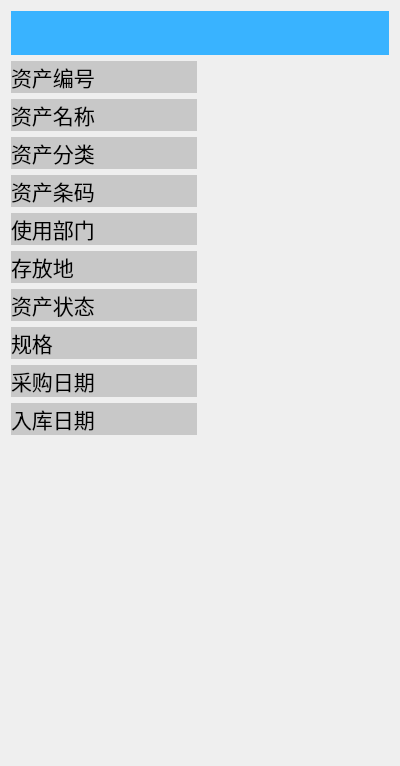
wps139hf/app, file pages/AssetInfo.ui: the form before one commit.
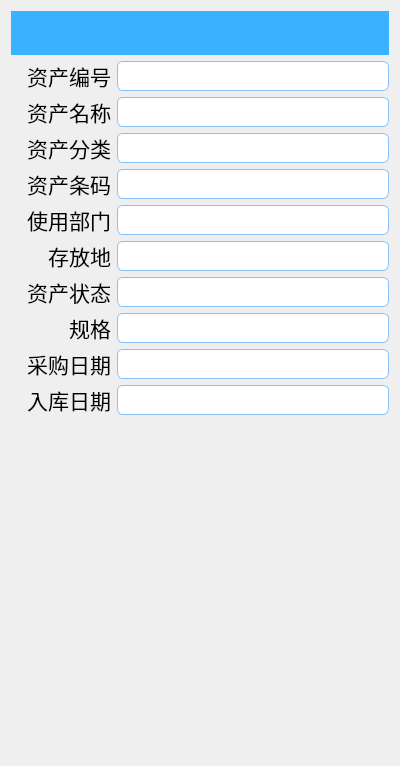
The form after the commit. Custom widgets are drawn as their Qt base class.

```diff
--- a/pages/AssetInfo.ui
+++ b/pages/AssetInfo.ui
@@ -37,6 +37,18 @@
     <layout class="QGridLayout" name="gridLayout">
      <item row="0" column="0">
       <widget class="QLabel" name="label">
+       <property name="minimumSize">
+        <size>
+         <width>0</width>
+         <height>30</height>
+        </size>
+       </property>
+       <property name="maximumSize">
+        <size>
+         <width>100</width>
+         <height>16777215</height>
+        </size>
+       </property>
        <property name="font">
         <font>
          <family>宋体</family>
@@ -45,14 +57,15 @@
        </property>
        <property name="styleSheet">
         <string notr="true">QLabel{
-	border-color: rgb(99, 99, 99);
-	border-width：2px solid;
-	background-color: rgb(200,200,200);
+	background-color: transparent
 }</string>
        </property>
        <property name="text">
         <string>资产编号</string>
        </property>
+       <property name="alignment">
+        <set>Qt::AlignRight|Qt::AlignTrailing|Qt::AlignVCenter</set>
+       </property>
       </widget>
      </item>
      <item row="0" column="1">
@@ -60,15 +73,14 @@
        <property name="font">
         <font>
          <family>宋体</family>
-         <pointsize>16</pointsize>
+         <pointsize>14</pointsize>
         </font>
        </property>
        <property name="styleSheet">
         <string notr="true">QLabel{
-	border-color: rgb(99, 99, 99);
-	border-width：2px solid;
-	
-	background-color: rgb(239, 239, 239);
+	border:1px solid rgb(136, 194, 248);
+	border-radius: 6px;
+	background-color: rgb(255,255,255);
 }</string>
        </property>
        <property name="text">
@@ -78,6 +90,12 @@
      </item>
      <item row="1" column="0">
       <widget class="QLabel" name="label_2">
+       <property name="minimumSize">
+        <size>
+         <width>0</width>
+         <height>30</height>
+        </size>
+       </property>
        <property name="font">
         <font>
          <family>宋体</family>
@@ -86,14 +104,15 @@
        </property>
        <property name="styleSheet">
         <string notr="true">QLabel{
-	border-color: rgb(99, 99, 99);
-	border-width：2px solid;
-	background-color: rgb(200,200,200);
+	background-color: transparent
 }</string>
        </property>
        <property name="text">
         <string>资产名称</string>
        </property>
+       <property name="alignment">
+        <set>Qt::AlignRight|Qt::AlignTrailing|Qt::AlignVCenter</set>
+       </property>
       </widget>
      </item>
      <item row="1" column="1">
@@ -101,15 +120,14 @@
        <property name="font">
         <font>
          <family>宋体</family>
-         <pointsize>16</pointsize>
+         <pointsize>14</pointsize>
         </font>
        </property>
        <property name="styleSheet">
         <string notr="true">QLabel{
-	border-color: rgb(99, 99, 99);
-	border-width：2px solid;
-	
-	background-color: rgb(239, 239, 239);
+	border:1px solid rgb(136, 194, 248);
+	border-radius: 6px;
+	background-color: rgb(255,255,255);
 }</string>
        </property>
        <property name="text">
@@ -119,6 +137,12 @@
      </item>
      <item row="2" column="0">
       <widget class="QLabel" name="label_3">
+       <property name="minimumSize">
+        <size>
+         <width>0</width>
+         <height>30</height>
+        </size>
+       </property>
        <property name="font">
         <font>
          <family>宋体</family>
@@ -127,14 +151,15 @@
        </property>
        <property name="styleSheet">
         <string notr="true">QLabel{
-	border-color: rgb(99, 99, 99);
-	border-width：2px solid;
-	background-color: rgb(200,200,200);
+	background-color: transparent
 }</string>
        </property>
        <property name="text">
         <string>资产分类</string>
        </property>
+       <property name="alignment">
+        <set>Qt::AlignRight|Qt::AlignTrailing|Qt::AlignVCenter</set>
+       </property>
       </widget>
      </item>
      <item row="2" column="1">
@@ -142,15 +167,14 @@
        <property name="font">
         <font>
          <family>宋体</family>
-         <pointsize>16</pointsize>
+         <pointsize>14</pointsize>
         </font>
        </property>
        <property name="styleSheet">
         <string notr="true">QLabel{
-	border-color: rgb(99, 99, 99);
-	border-width：2px solid;
-	
-	background-color: rgb(239, 239, 239);
+	border:1px solid rgb(136, 194, 248);
+	border-radius: 6px;
+	background-color: rgb(255,255,255);
 }</string>
        </property>
        <property name="text">
@@ -160,6 +184,12 @@
      </item>
      <item row="3" column="0">
       <widget class="QLabel" name="label_4">
+       <property name="minimumSize">
+        <size>
+         <width>0</width>
+         <height>30</height>
+        </size>
+       </property>
        <property name="font">
         <font>
          <family>宋体</family>
@@ -168,14 +198,15 @@
        </property>
        <property name="styleSheet">
         <string notr="true">QLabel{
-	border-color: rgb(99, 99, 99);
-	border-width：2px solid;
-	background-color: rgb(200,200,200);
+	background-color: transparent
 }</string>
        </property>
        <property name="text">
         <string>资产条码</string>
        </property>
+       <property name="alignment">
+        <set>Qt::AlignRight|Qt::AlignTrailing|Qt::AlignVCenter</set>
+       </property>
       </widget>
      </item>
      <item row="3" column="1">
@@ -183,15 +214,14 @@
        <property name="font">
         <font>
          <family>宋体</family>
-         <pointsize>16</pointsize>
+         <pointsize>14</pointsize>
         </font>
        </property>
        <property name="styleSheet">
         <string notr="true">QLabel{
-	border-color: rgb(99, 99, 99);
-	border-width：2px solid;
-	
-	background-color: rgb(239, 239, 239);
+	border:1px solid rgb(136, 194, 248);
+	border-radius: 6px;
+	background-color: rgb(255,255,255);
 }</string>
        </property>
        <property name="text">
@@ -201,6 +231,12 @@
      </item>
      <item row="4" column="0">
       <widget class="QLabel" name="label_5">
+       <property name="minimumSize">
+        <size>
+         <width>0</width>
+         <height>30</height>
+        </size>
+       </property>
        <property name="font">
         <font>
          <family>宋体</family>
@@ -209,14 +245,15 @@
        </property>
        <property name="styleSheet">
         <string notr="true">QLabel{
-	border-color: rgb(99, 99, 99);
-	border-width：2px solid;
-	background-color: rgb(200,200,200);
+	background-color: transparent
 }</string>
        </property>
        <property name="text">
         <string>使用部门</string>
        </property>
+       <property name="alignment">
+        <set>Qt::AlignRight|Qt::AlignTrailing|Qt::AlignVCenter</set>
+       </property>
       </widget>
      </item>
      <item row="4" column="1">
@@ -224,15 +261,14 @@
        <property name="font">
         <font>
          <family>宋体</family>
-         <pointsize>16</pointsize>
+         <pointsize>14</pointsize>
         </font>
        </property>
        <property name="styleSheet">
         <string notr="true">QLabel{
-	border-color: rgb(99, 99, 99);
-	border-width：2px solid;
-	
-	background-color: rgb(239, 239, 239);
+	border:1px solid rgb(136, 194, 248);
+	border-radius: 6px;
+	background-color: rgb(255,255,255);
 }</string>
        </property>
        <property name="text">
@@ -242,6 +278,12 @@
      </item>
      <item row="5" column="0">
       <widget class="QLabel" name="label_6">
+       <property name="minimumSize">
+        <size>
+         <width>0</width>
+         <height>30</height>
+        </size>
+       </property>
        <property name="font">
         <font>
          <family>宋体</family>
@@ -250,14 +292,15 @@
        </property>
        <property name="styleSheet">
         <string notr="true">QLabel{
-	border-color: rgb(99, 99, 99);
-	border-width：2px solid;
-	background-color: rgb(200,200,200);
+	background-color: transparent
 }</string>
        </property>
        <property name="text">
         <string>存放地</string>
        </property>
+       <property name="alignment">
+        <set>Qt::AlignRight|Qt::AlignTrailing|Qt::AlignVCenter</set>
+       </property>
       </widget>
      </item>
      <item row="5" column="1">
@@ -265,15 +308,14 @@
        <property name="font">
         <font>
          <family>宋体</family>
-         <pointsize>16</pointsize>
+         <pointsize>14</pointsize>
         </font>
        </property>
        <property name="styleSheet">
         <string notr="true">QLabel{
-	border-color: rgb(99, 99, 99);
-	border-width：2px solid;
-	
-	background-color: rgb(239, 239, 239);
+	border:1px solid rgb(136, 194, 248);
+	border-radius: 6px;
+	background-color: rgb(255,255,255);
 }</string>
        </property>
        <property name="text">
@@ -283,6 +325,12 @@
      </item>
      <item row="6" column="0">
       <widget class="QLabel" name="label_7">
+       <property name="minimumSize">
+        <size>
+         <width>0</width>
+         <height>30</height>
+        </size>
+       </property>
        <property name="font">
         <font>
          <family>宋体</family>
@@ -291,14 +339,15 @@
        </property>
        <property name="styleSheet">
         <string notr="true">QLabel{
-	border-color: rgb(99, 99, 99);
-	border-width：2px solid;
-	background-color: rgb(200,200,200);
+	background-color: transparent
 }</string>
        </property>
        <property name="text">
         <string>资产状态</string>
        </property>
+       <property name="alignment">
+        <set>Qt::AlignRight|Qt::AlignTrailing|Qt::AlignVCenter</set>
+       </property>
       </widget>
      </item>
      <item row="6" column="1">
@@ -306,15 +355,14 @@
        <property name="font">
         <font>
          <family>宋体</family>
-         <pointsize>16</pointsize>
+         <pointsize>14</pointsize>
         </font>
        </property>
        <property name="styleSheet">
         <string notr="true">QLabel{
-	border-color: rgb(99, 99, 99);
-	border-width：2px solid;
-	
-	background-color: rgb(239, 239, 239);
+	border:1px solid rgb(136, 194, 248);
+	border-radius: 6px;
+	background-color: rgb(255,255,255);
 }</string>
        </property>
        <property name="text">
@@ -324,6 +372,12 @@
      </item>
      <item row="7" column="0">
       <widget class="QLabel" name="label_8">
+       <property name="minimumSize">
+        <size>
+         <width>0</width>
+         <height>30</height>
+        </size>
+       </property>
        <property name="font">
         <font>
          <family>宋体</family>
@@ -332,14 +386,15 @@
        </property>
        <property name="styleSheet">
         <string notr="true">QLabel{
-	border-color: rgb(99, 99, 99);
-	border-width：2px solid;
-	background-color: rgb(200,200,200);
+	background-color: transparent
 }</string>
        </property>
        <property name="text">
         <string>规格</string>
        </property>
+       <property name="alignment">
+        <set>Qt::AlignRight|Qt::AlignTrailing|Qt::AlignVCenter</set>
+       </property>
       </widget>
      </item>
      <item row="7" column="1">
@@ -347,15 +402,14 @@
        <property name="font">
         <font>
          <family>宋体</family>
-         <pointsize>16</pointsize>
+         <pointsize>14</pointsize>
         </font>
        </property>
        <property name="styleSheet">
         <string notr="true">QLabel{
-	border-color: rgb(99, 99, 99);
-	border-width：2px solid;
-	
-	background-color: rgb(239, 239, 239);
+	border:1px solid rgb(136, 194, 248);
+	border-radius: 6px;
+	background-color: rgb(255,255,255);
 }</string>
        </property>
        <property name="text">
@@ -365,6 +419,12 @@
      </item>
      <item row="8" column="0">
       <widget class="QLabel" name="label_9">
+       <property name="minimumSize">
+        <size>
+         <width>0</width>
+         <height>30</height>
+        </size>
+       </property>
        <property name="font">
         <font>
          <family>宋体</family>
@@ -373,14 +433,15 @@
        </property>
        <property name="styleSheet">
         <string notr="true">QLabel{
-	border-color: rgb(99, 99, 99);
-	border-width：2px solid;
-	background-color: rgb(200,200,200);
+	background-color: transparent
 }</string>
        </property>
        <property name="text">
         <string>采购日期</string>
        </property>
+       <property name="alignment">
+        <set>Qt::AlignRight|Qt::AlignTrailing|Qt::AlignVCenter</set>
+       </property>
       </widget>
      </item>
      <item row="8" column="1">
@@ -388,15 +449,14 @@
        <property name="font">
         <font>
          <family>宋体</family>
-         <pointsize>16</pointsize>
+         <pointsize>14</pointsize>
         </font>
        </property>
        <property name="styleSheet">
         <string notr="true">QLabel{
-	border-color: rgb(99, 99, 99);
-	border-width：2px solid;
-	
-	background-color: rgb(239, 239, 239);
+	border:1px solid rgb(136, 194, 248);
+	border-radius: 6px;
+	background-color: rgb(255,255,255);
 }</string>
        </property>
        <property name="text">
@@ -406,6 +466,12 @@
      </item>
      <item row="9" column="0">
       <widget class="QLabel" name="label_10">
+       <property name="minimumSize">
+        <size>
+         <width>0</width>
+         <height>30</height>
+        </size>
+       </property>
        <property name="font">
         <font>
          <family>宋体</family>
@@ -414,14 +480,15 @@
        </property>
        <property name="styleSheet">
         <string notr="true">QLabel{
-	border-color: rgb(99, 99, 99);
-	border-width：2px solid;
-	background-color: rgb(200,200,200);
+	background-color: transparent
 }</string>
        </property>
        <property name="text">
         <string>入库日期</string>
        </property>
+       <property name="alignment">
+        <set>Qt::AlignRight|Qt::AlignTrailing|Qt::AlignVCenter</set>
+       </property>
       </widget>
      </item>
      <item row="9" column="1">
@@ -429,15 +496,14 @@
        <property name="font">
         <font>
          <family>宋体</family>
-         <pointsize>16</pointsize>
+         <pointsize>14</pointsize>
         </font>
        </property>
        <property name="styleSheet">
         <string notr="true">QLabel{
-	border-color: rgb(99, 99, 99);
-	border-width：2px solid;
-	
-	background-color: rgb(239, 239, 239);
+	border:1px solid rgb(136, 194, 248);
+	border-radius: 6px;
+	background-color: rgb(255,255,255);
 }</string>
        </property>
        <property name="text">
```
